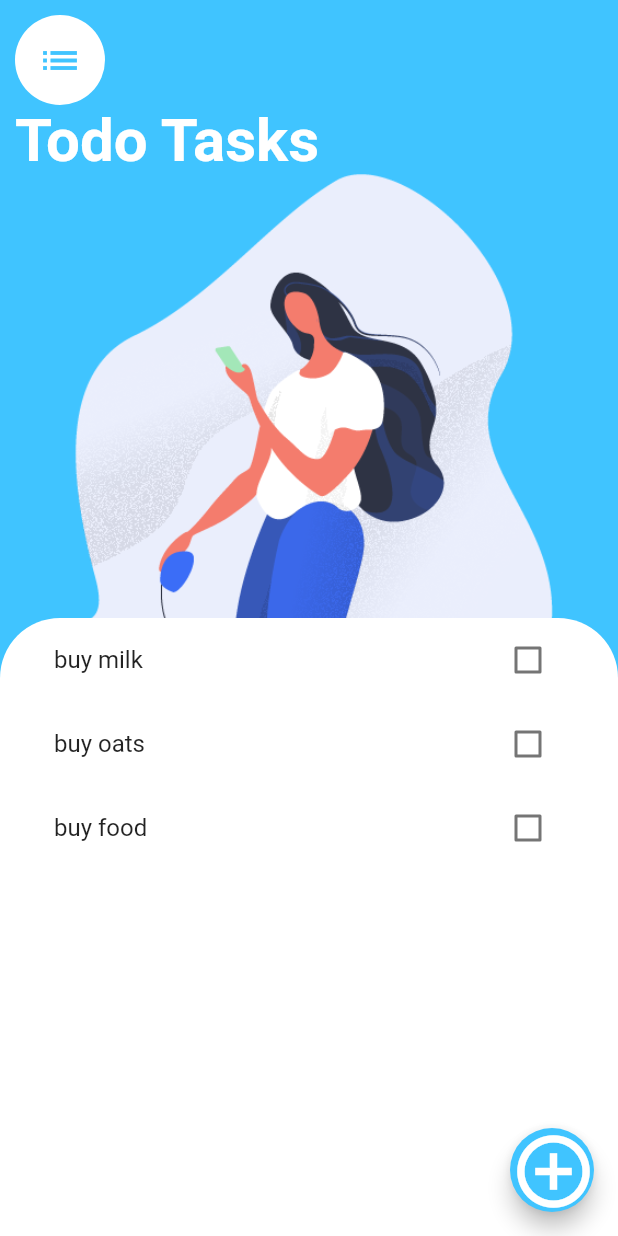
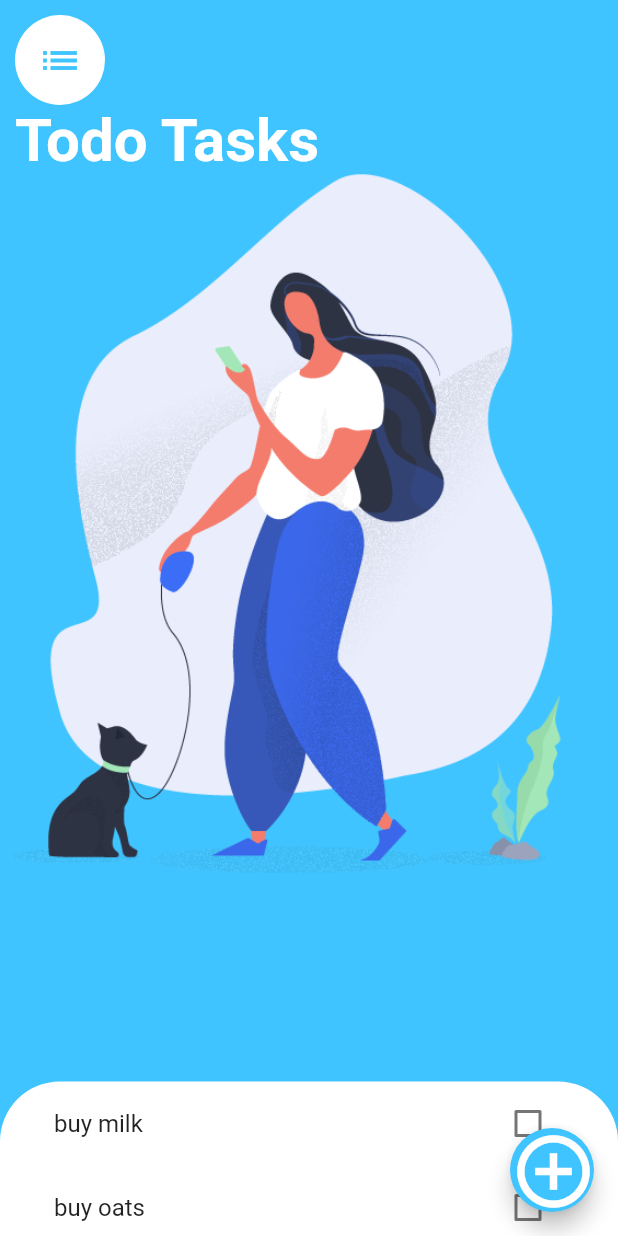
Before and after one commit to developer-akshay/Todo_Tasks, a Flutter app: the screen it shows after launch, on a phone screen of 412 x 824 dp. Run offline on Flutter 3.47's test engine with Material 2 defaults, Android fonts, the phone set to English and light mode, and no system bars.

Commit message:
adding value dynamically to the list done

```diff
--- a/lib/screens/tasks_list.dart
+++ b/lib/screens/tasks_list.dart
@@ -17,11 +17,26 @@ class _TasksListState extends State<TasksList> {
 
   @override
   Widget build(BuildContext context) {
-    return ListView.builder(
-    // controller: myscrollController,
+    return DraggableScrollableSheet(
+          initialChildSize: 0.25,//0.25
+          minChildSize: 0.2,
+          // maxChildSize: 0.5,
+          builder: (BuildContext context ,Controller){
+          return Container(
+            padding: EdgeInsets.symmetric(horizontal:20.0),
+                        decoration: BoxDecoration(
+                          color:Colors.white,
+                          borderRadius: BorderRadius.only(
+                            topLeft:Radius.circular(40),
+                            topRight:Radius.circular(40),
+                          ),
+                        ),
+            child: ListView.builder(
+                    controller: Controller,
                     itemBuilder: (context, index){
 
       return TaskTile(
+
         taskTitle: widget.tasks[index].name ,
         isChecked: widget.tasks[index].isDone,
         checkBoxCallback: (checkboxState) {
@@ -32,6 +47,9 @@ class _TasksListState extends State<TasksList> {
         );
                           },
                           itemCount: widget.tasks.length,
+                          ),
+          );
+          },
     );
   }
 }
--- a/lib/screens/tasks_screen.dart
+++ b/lib/screens/tasks_screen.dart
@@ -83,19 +83,13 @@ class _TaskScreenState extends State<TaskScreen> {
                     ),
 
                   DraggableScrollableSheet(
-                    initialChildSize: 0.5,//0.25
+                    // initialChildSize: 0.2,//0.25
                     // minChildSize: 0.2,
                     // maxChildSize: 0.5,
+
                     builder: (BuildContext context ,myscrollController){
                       return Container(
-                        padding: EdgeInsets.symmetric(horizontal:20.0),
-                        decoration: BoxDecoration(
-                          color:Colors.white,
-                          borderRadius: BorderRadius.only(
-                            topLeft:Radius.circular(40),
-                            topRight:Radius.circular(40),
-                          ),
-                        ),
+
                         //when you want to make list and copy title to rest of list this is used
                         // child: ListView.builder(
                           // controller: Controller,
```
Lines whose indentation alone changed are shown as unchanged.
